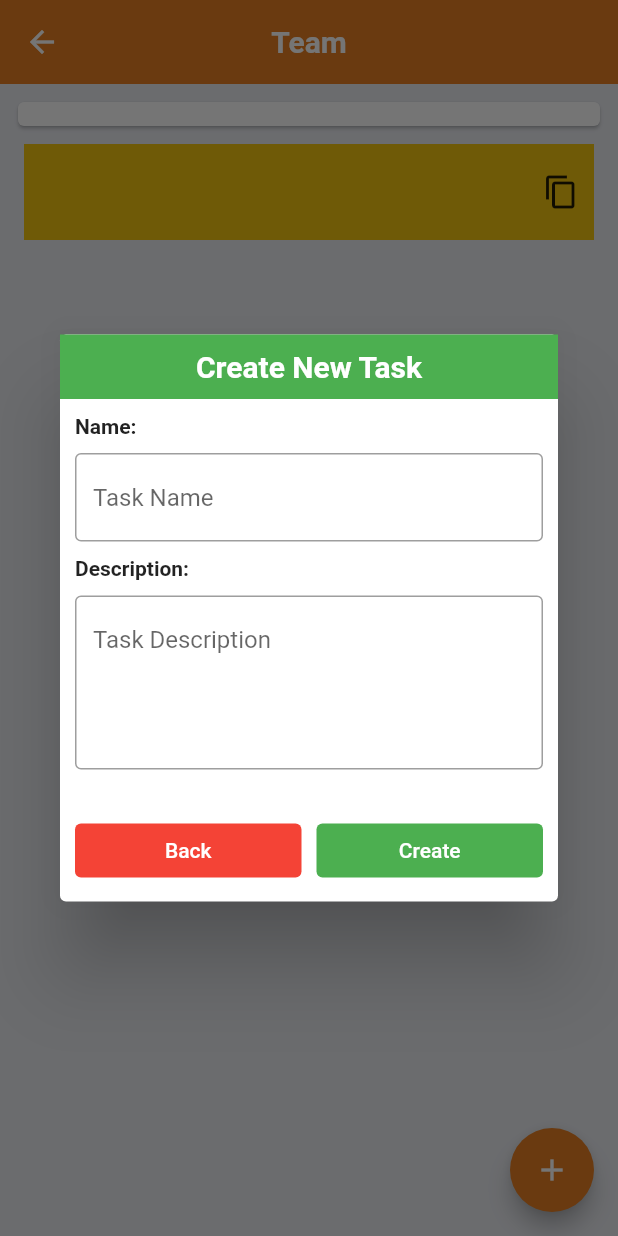
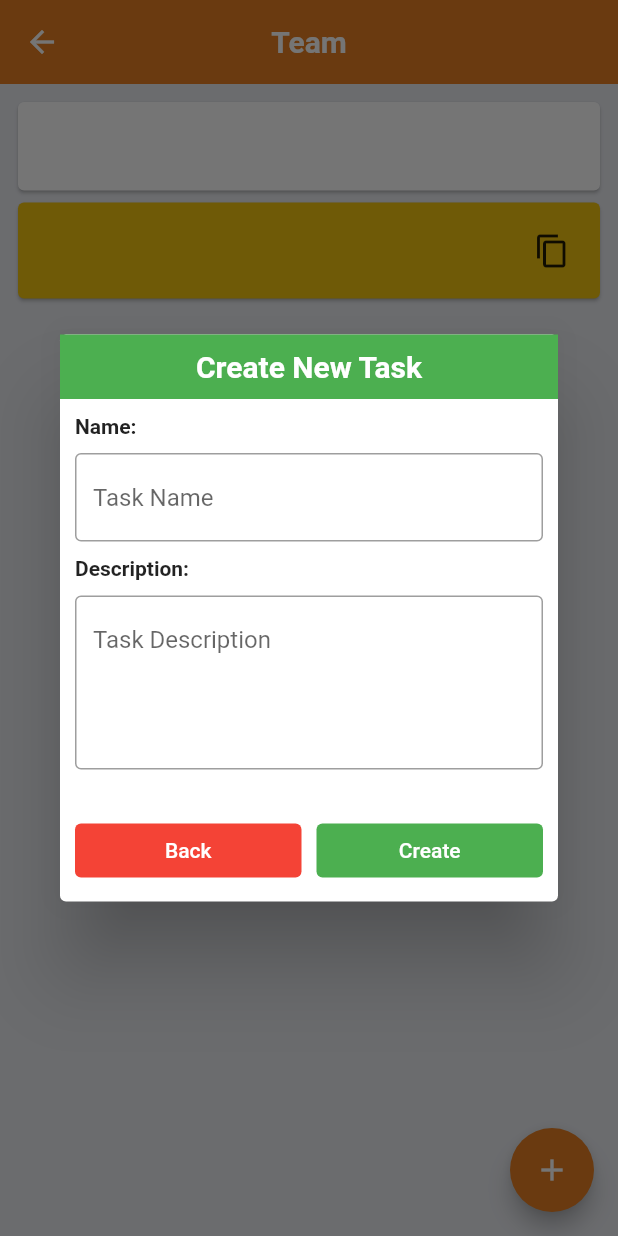
Before and after one commit to devnizamuddin/tukitaki_flutter, a Flutter app: the TeamView screen opened by its route, after a tap on the "add" icon, on a phone screen of 412 x 824 dp. Run offline on Flutter 3.47's test engine with Material 2 defaults, Android fonts, the phone set to English and light mode, and no system bars; our stand-ins replace cloud_firestore, firebase_auth, firebase_core, flutter_easyloading, get, get_storage and 1 more; accounts and stored records are empty.

Commit message:
team page designed

```diff
--- a/lib/app/modules/home/views/home_view.dart
+++ b/lib/app/modules/home/views/home_view.dart
@@ -62,7 +62,7 @@ class HomeView extends GetView<HomeController> {
                               crossAxisAlignment: CrossAxisAlignment.stretch,
                               mainAxisAlignment: MainAxisAlignment.spaceAround,
                               children: [
-                                const Icon(Icons.people, color: AppThemes.PrimaryColor, size: 50),
+                                const Icon(Icons.wc, color: AppThemes.PrimaryColor, size: 50),
                                 Text(
                                   team.name ?? '',
                                   textAlign: TextAlign.center,
--- a/lib/app/modules/splash/views/splash_view.dart
+++ b/lib/app/modules/splash/views/splash_view.dart
@@ -14,7 +14,7 @@ class SplashView extends GetView<SplashController> {
     return Scaffold(
         backgroundColor: AppThemes.bgColor,
         body: SafeArea(
-          child: Container(
+          child: SizedBox(
             width: double.maxFinite,
             height: double.maxFinite,
             child: Column(
--- a/lib/app/modules/team/views/team_view.dart
+++ b/lib/app/modules/team/views/team_view.dart
@@ -4,6 +4,7 @@ import 'package:flutter/services.dart';
 import 'package:get/get.dart';
 import 'package:tukitaki_flutter/app/config/app_themes.dart';
 import 'package:tukitaki_flutter/app/models/team.dart';
+import 'package:tukitaki_flutter/app/utils/text_view.dart';
 
 import '../controllers/team_controller.dart';
 
@@ -32,16 +33,21 @@ class TeamView extends GetView<TeamController> {
             crossAxisAlignment: CrossAxisAlignment.stretch,
             children: [
               Card(
-                child: Text(team?.description ?? ''),
+                child: Padding(
+                  padding: const EdgeInsets.all(20.0),
+                  child: SmallTitleText(
+                    team?.description ?? '',
+                  ),
+                ),
               ),
               InkWell(
                 onTap: () {
                   Clipboard.setData(ClipboardData(text: team?.id));
                 },
-                child: Container(
-                  margin: const EdgeInsets.all(8),
+                child: Card(
                   color: AppThemes.AccentColor,
-                  padding: const EdgeInsets.only(top: 20, bottom: 20, right: 10),
+                  child: Padding(
+                    padding: const EdgeInsets.all(20),
                     child: Row(
                       children: [
                         Expanded(
@@ -52,6 +58,7 @@ class TeamView extends GetView<TeamController> {
                         ),
                         const Icon(Icons.copy)
                       ],
+                    ),
                   ),
                 ),
               ),
```
Also changed, not shown: lib/app/modules/task/views/task_view.dart (+9 -1 lines). Lines whose indentation alone changed are shown as unchanged.
